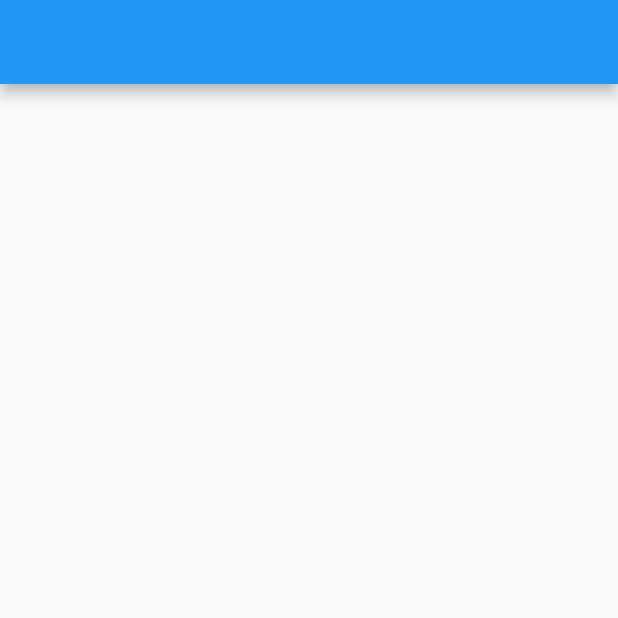
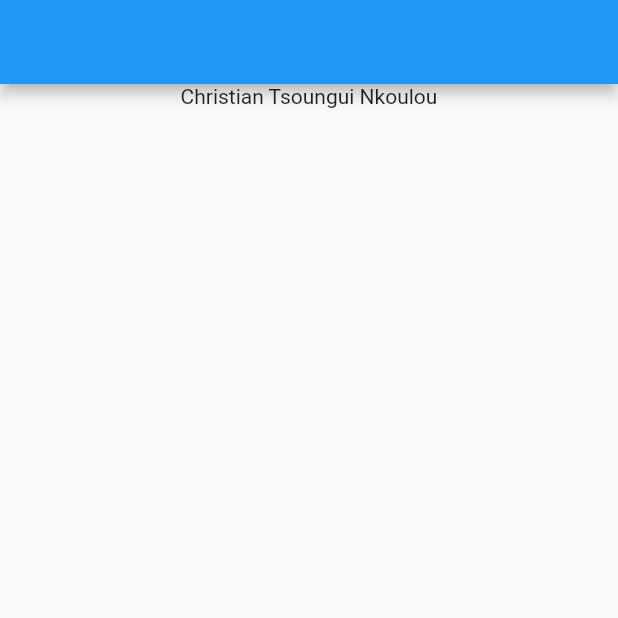
Before and after one commit to tsounguc/playground, a Flutter app: the screen it shows after launch, on a phone screen of 412 x 824 dp, the top half of it. Run offline on Flutter 3.47's test engine with Material 2 defaults, Android fonts, the phone set to English and light mode, and no system bars; our stand-ins replace flutter_riverpod.

Commit message:
Read data from Provider with ref.watch()

```diff
--- a/lib/home_screen.dart
+++ b/lib/home_screen.dart
@@ -1,5 +1,6 @@
 import 'package:flutter/material.dart';
 import 'package:flutter_riverpod/flutter_riverpod.dart';
+import 'package:playground/main.dart';
 
 class MyHomePage extends ConsumerWidget {
   const MyHomePage({super.key});
@@ -7,12 +8,13 @@ class MyHomePage extends ConsumerWidget {
   // WidgetRef allows a widget to communicate to a provider
   @override
   Widget build(BuildContext context, WidgetRef ref) {
+    final name = ref.watch(nameProvider);
     return Scaffold(
         appBar: AppBar(),
-        body: const Column(
+        body: Column(
           children: [
             Center(
-              child: Text(''),
+              child: Text(name),
             ),
           ],
         ));
```
